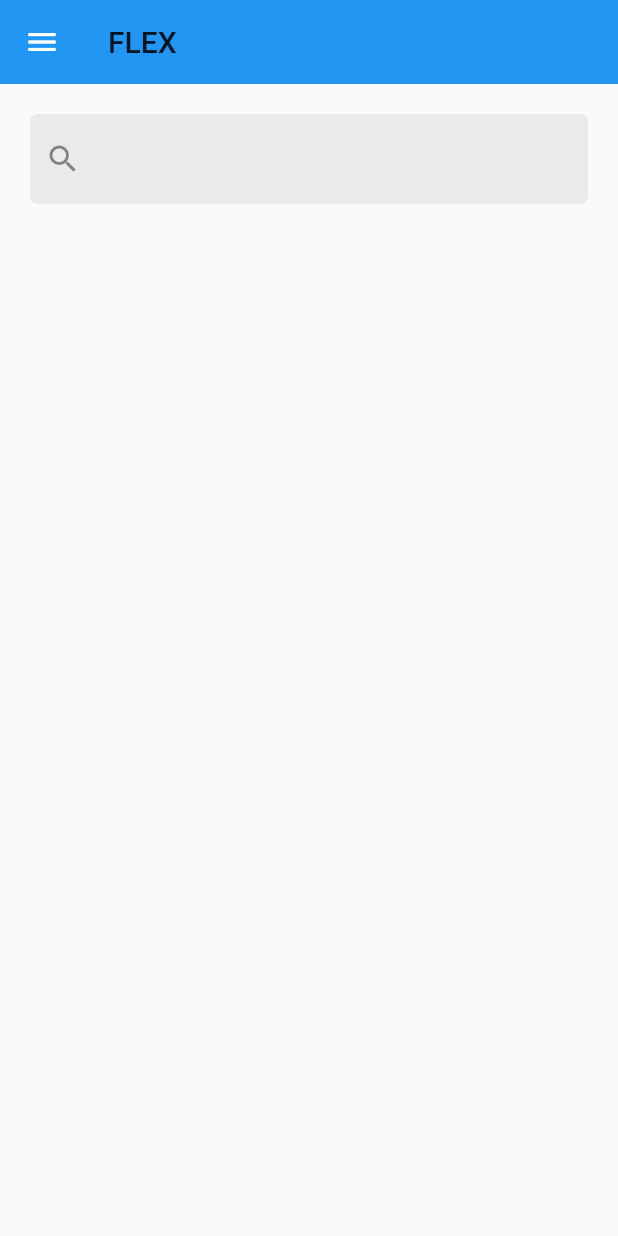
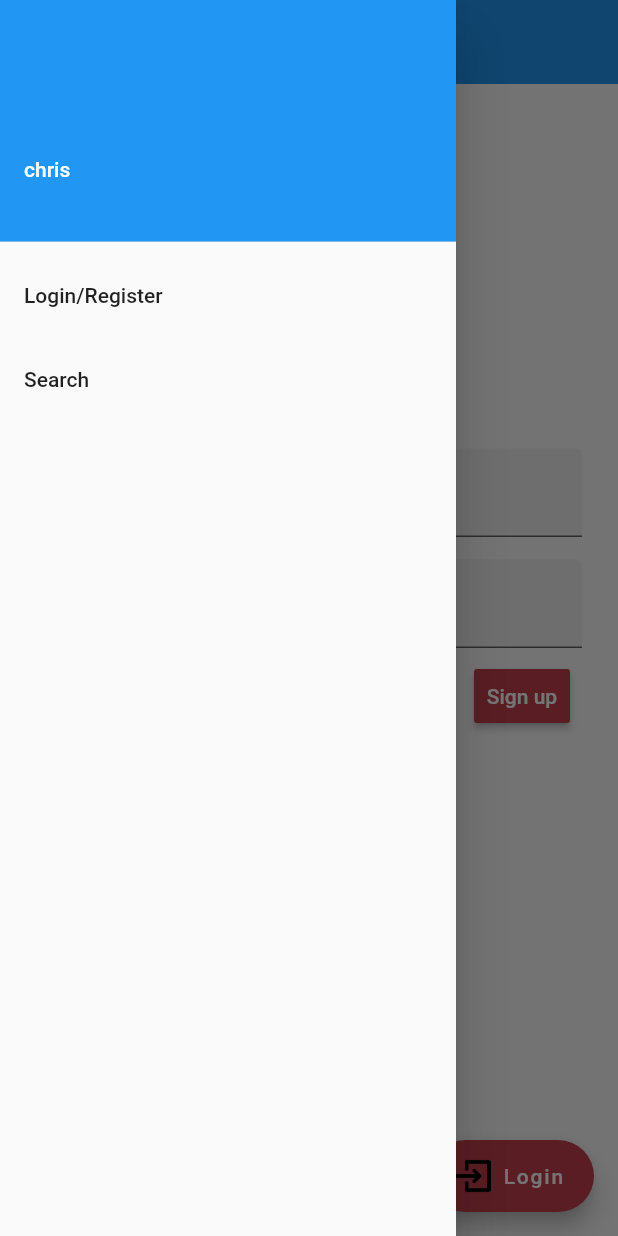
Before and after one commit to cfung6/flex_app, a Flutter app: the screen it shows after launch, with the side drawer open (before the commit the screen has no drawer), on a phone screen of 412 x 824 dp. Run offline on Flutter 3.47's test engine with Material 2 defaults, Android fonts, the phone set to English and light mode, and no system bars; our stand-ins replace dio.

Commit message:
implemented drawer

```diff
--- /dev/null
+++ b/lib/home.dart
@@ -0,0 +1,25 @@
+import 'package:flex/my_drawer.dart';
+import 'package:flex/provider_notifiers/DrawerStateNotifier.dart';
+import 'package:flutter/cupertino.dart';
+import 'package:flutter/material.dart';
+import 'package:provider/provider.dart';
+
+class Home extends StatelessWidget {
+  @override
+  Widget build(BuildContext context) {
+    return Scaffold(
+      appBar: AppBar(
+        backgroundColor: Colors.blue,
+        elevation: 0.0,
+        textTheme: Theme.of(context).textTheme,
+        title: const Text('FLEX'),
+        actions: <Widget>[],
+      ),
+      drawer: MyDrawer(),
+      body: Consumer<DrawerStateNotifier>(
+        builder: (context, navigationProvider, _) =>
+            navigationProvider.getScreen,
+      ),
+    );
+  }
+}
--- a/lib/main.dart
+++ b/lib/main.dart
@@ -1,6 +1,9 @@
-import 'package:flex/login.dart';
-import 'package:flex/search.dart';
+import 'package:flex/provider_notifiers/DrawerStateNotifier.dart';
 import 'package:flutter/material.dart';
+import 'package:provider/provider.dart';
+import 'package:provider/single_child_widget.dart';
+
+import 'home.dart';
 
 void main() => runApp(MyApp());
 
@@ -8,9 +11,16 @@ class MyApp extends StatelessWidget {
   // This widget is the root of your application.
   @override
   Widget build(BuildContext context) {
-    return MaterialApp(
-      title: 'Flutter Demo',
-      home: SearchPage(),
+    return MultiProvider(
+      child: MaterialApp(
+        title: 'Flex App',
+        home: Home(),
+      ),
+      providers: <SingleChildWidget>[
+        ChangeNotifierProvider<DrawerStateNotifier>(
+          create: (_) => DrawerStateNotifier(),
+        ),
+      ],
     );
   }
 }
--- a/lib/menu.dart
+++ b/lib/menu.dart
@@ -2,6 +2,10 @@ import 'package:flutter/cupertino.dart';
 
 class MenuPage extends StatelessWidget {
   final List<MenuCategory> categories = [];
+
+  MenuPage() {
+
+  }
 
   @override
   Widget build(BuildContext context) {
--- /dev/null
+++ b/lib/my_drawer.dart
@@ -0,0 +1,38 @@
+import 'package:flex/provider_notifiers/DrawerStateNotifier.dart';
+import 'package:flutter/cupertino.dart';
+import 'package:flutter/material.dart';
+import 'package:provider/provider.dart';
+
+class MyDrawer extends StatelessWidget {
+  @override
+  Widget build(BuildContext context) {
+    final navigation = Provider.of<DrawerStateNotifier>(context);
+
+    return SafeArea(
+      child: Drawer(
+        child: ListView(
+          children: <Widget>[
+            UserAccountsDrawerHeader(
+              accountName: Text('chris'),
+              accountEmail: Text(''),
+            ),
+            ListTile(
+              title: Text('Login/Register'),
+              onTap: () {
+                Navigator.of(context).pop();
+                navigation.updateScreen('Login');
+              },
+            ),
+            ListTile(
+              title: Text('Search'),
+              onTap: () {
+                Navigator.of(context).pop();
+                navigation.updateScreen('Search');
+              },
+            ),
+          ],
+        ),
+      ),
+    );
+  }
+}
--- /dev/null
+++ b/lib/provider_notifiers/DrawerStateNotifier.dart
@@ -0,0 +1,24 @@
+import 'package:flutter/cupertino.dart';
+
+import '../login.dart';
+import '../search.dart';
+
+class DrawerStateNotifier with ChangeNotifier {
+  String _currentScreen = "Login";
+
+  Widget get getScreen {
+    switch (_currentScreen) {
+      case 'Login':
+        return Login();
+      case 'Search':
+        return SearchPage();
+      default:
+        return null;
+    }
+  }
+
+  void updateScreen(String newScreen) {
+    _currentScreen = newScreen;
+    notifyListeners();
+  }
+}
--- a/lib/search.dart
+++ b/lib/search.dart
@@ -24,21 +24,7 @@ class SearchPageState extends State<SearchPage> {
 
   @override
   Widget build(BuildContext context) {
-    return Scaffold(
-      appBar: AppBar(
-        backgroundColor: Colors.blue,
-        elevation: 0.0,
-        textTheme: Theme.of(context).textTheme,
-        leading: IconButton(
-          icon: Icon(Icons.menu),
-          onPressed: () {
-            //TODO: Implement menu
-          },
-        ),
-        title: const Text('FLEX'),
-        actions: <Widget>[],
-      ),
-      body: Column(
+    return Column(
       children: <Widget>[
         SearchBar(
           controller: _controller,
@@ -67,7 +53,6 @@ class SearchPageState extends State<SearchPage> {
           },
         ),
       ],
-      ),
     );
   }
 
--- a/pubspec.yaml
+++ b/pubspec.yaml
@@ -28,6 +28,7 @@ dev_dependencies:
   flutter_test:
     sdk: flutter
   dio: ^3.0.9
+  provider: ^4.0.5
 
 # For information on the generic Dart part of this file, see the
 # following page: https://dart.dev/tools/pub/pubspec
```
Also changed, not shown: pubspec.lock. Lines whose indentation alone changed are shown as unchanged.
